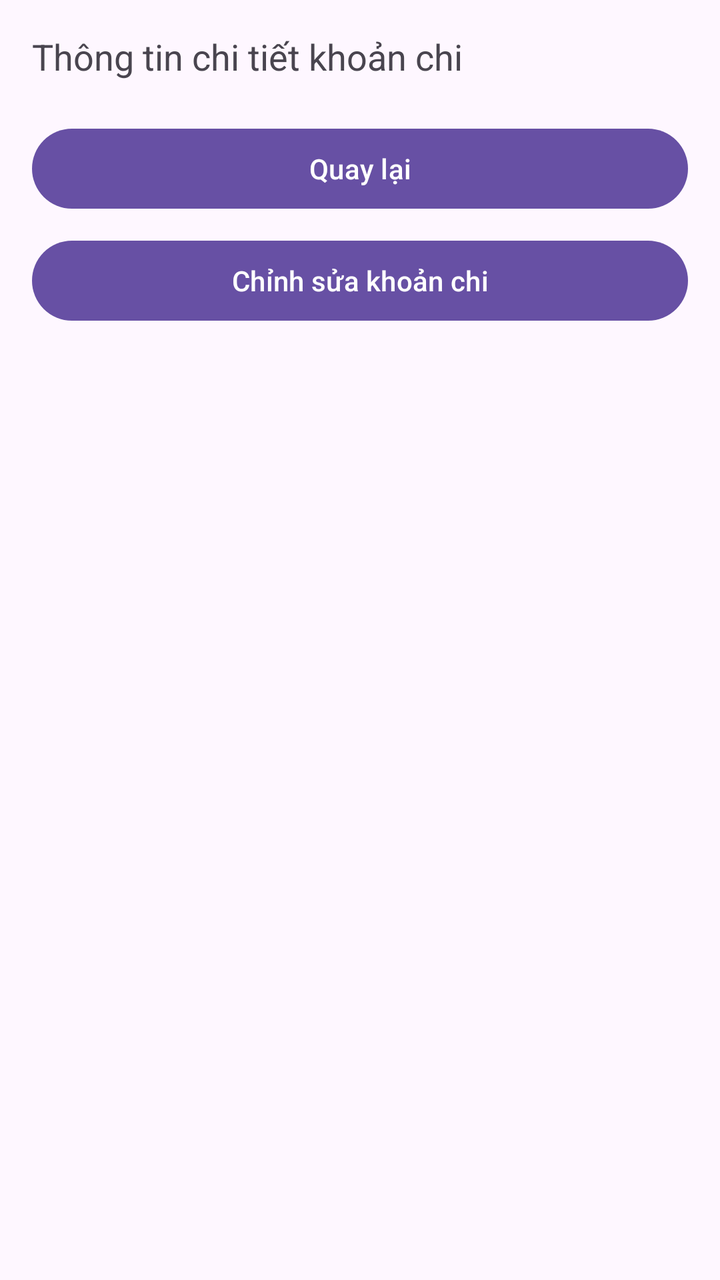
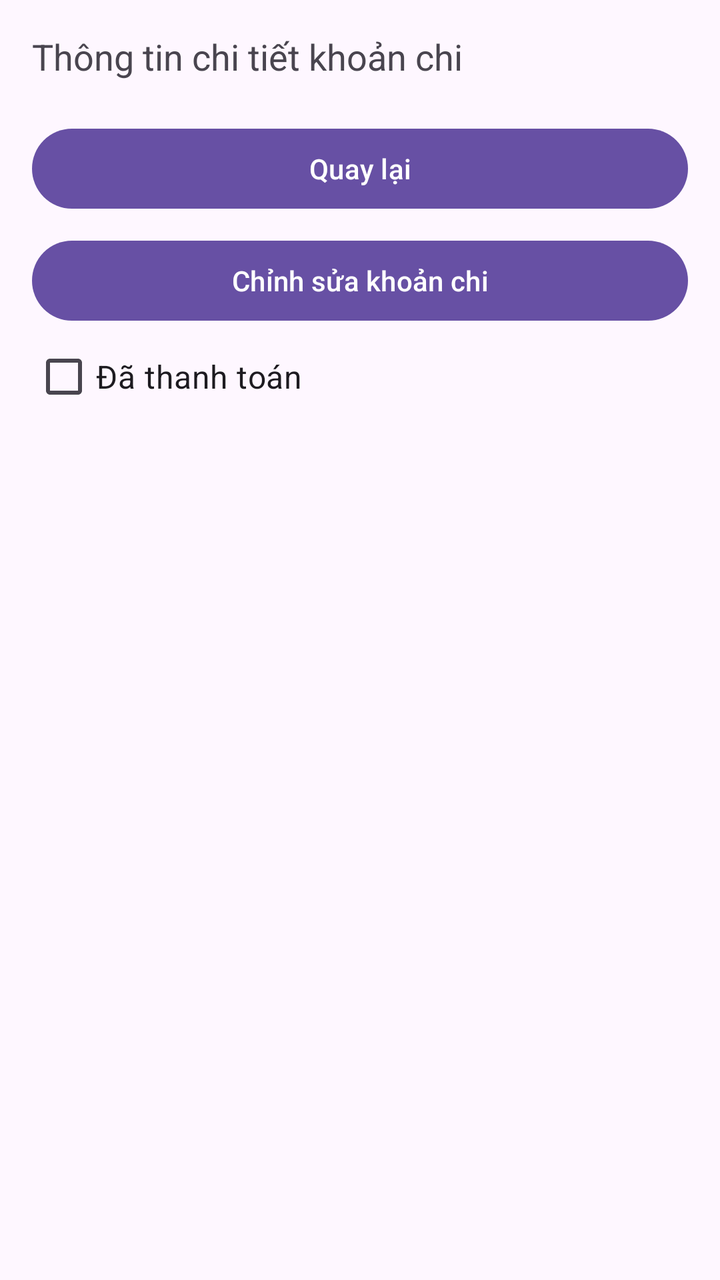

Two renders of the same Android screen: before a commit and after it. Below are the layout's source before the change and the commit's diff.
<!-- AndroidManifest.xml: application theme Theme.KTGK_23115141122114_TaQuangNhut -->
<!-- res/layout/activity_chi_tiet_chi_tieu.xml -->
<?xml version="1.0" encoding="utf-8"?>
<LinearLayout xmlns:android="http://schemas.android.com/apk/res/android"
    android:layout_width="match_parent"
    android:layout_height="match_parent"
    android:orientation="vertical"
    android:padding="16dp">

    <TextView
        android:id="@+id/txtThongTinChiTiet_114"
        android:layout_width="match_parent"
        android:layout_height="wrap_content"
        android:textSize="18sp"
        android:text="Thông tin chi tiết khoản chi" />

    <Button
        android:id="@+id/btnQuayLai_114"
        android:layout_width="match_parent"
        android:layout_height="wrap_content"
        android:text="Quay lại"
        android:layout_marginTop="20dp"/>

    <Button
        android:id="@+id/btnChinhSua_114"
        android:layout_width="match_parent"
        android:layout_height="wrap_content"
        android:text="Chỉnh sửa khoản chi"
        android:layout_marginTop="8dp"/>
</LinearLayout>
<!-- resources referenced by this layout -->
<resources>
  <style name="Theme.KTGK_23115141122114_TaQuangNhut" parent="Base.Theme.KTGK_23115141122114_TaQuangNhut" />
  <style name="Base.Theme.KTGK_23115141122114_TaQuangNhut" parent="Theme.Material3.DayNight.NoActionBar">
          
          
      </style>
</resources>

<!-- the commit's change to res/layout/activity_chi_tiet_chi_tieu.xml (unified diff, before → after) -->
@@ -25,4 +25,12 @@
         android:layout_height="wrap_content"
         android:text="Chỉnh sửa khoản chi"
         android:layout_marginTop="8dp"/>
+
+    <CheckBox
+        android:id="@+id/chkTrangThai_114"
+        android:layout_width="match_parent"
+        android:layout_height="wrap_content"
+        android:text="Đã thanh toán"
+        android:textSize="16sp"
+        android:layout_marginTop="12Tagp"/>
 </LinearLayout>
